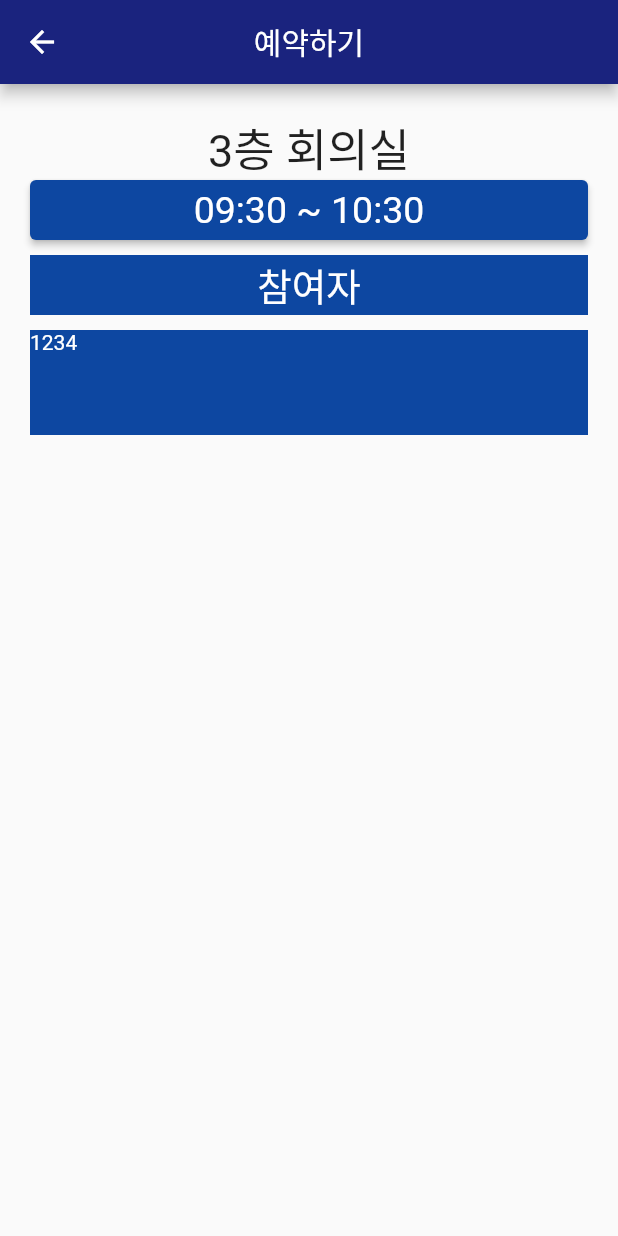
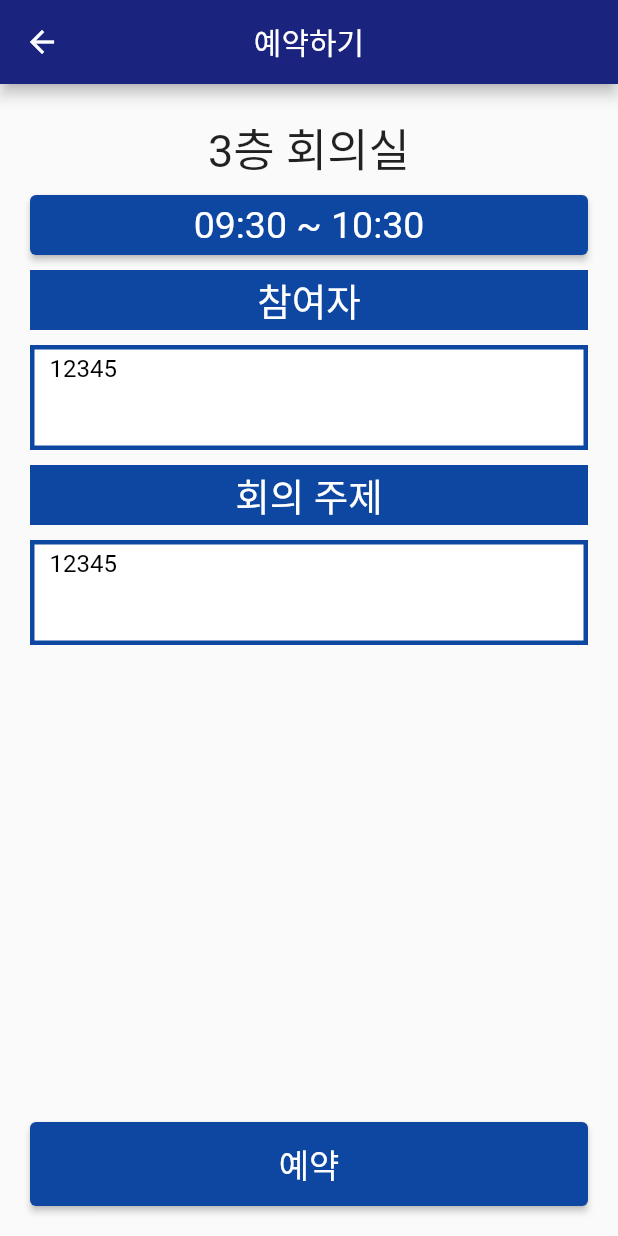
Before and after one commit to gwni0214/reservation, a Flutter app: the ReserveWrite screen opened by its route, on a phone screen of 412 x 824 dp. Run offline on Flutter 3.47's test engine with Material 2 defaults, Android fonts, the phone set to English and light mode, and no system bars; our stand-ins replace get, smooth_page_indicator.

Commit message:
reservWirte

```diff
--- a/reservation_test/lib/pages/reserve/reserve_write.dart
+++ b/reservation_test/lib/pages/reserve/reserve_write.dart
@@ -1,3 +1,5 @@
+// import 'dart:html';
+
 import 'package:flutter/material.dart';
 import 'package:get/get.dart';
 
@@ -20,12 +22,16 @@ class ReserveWrite extends StatelessWidget {
       ),
       body: Container(
         padding: EdgeInsets.all(20.0),
-        child: Column(children: [
+        child: Column(
+          children: [
             Text(
               '3층 회의실',
               style: TextStyle(
                 fontSize: 30.0,
               ),
+            ),
+            SizedBox(
+              height: 10.0,
             ),
             Container(
               width: 500.0,
@@ -58,19 +64,101 @@ class ReserveWrite extends StatelessWidget {
             Container(
               width: 500.0,
               height: 70.0,
+              padding: EdgeInsets.symmetric(horizontal: 10.0, vertical: 5.0),
               decoration: BoxDecoration(
                 // borderRadius: BorderRadius.circular(10.0),
+                color: Colors.white,
+                border: Border.all(
                   color: Colors.blue.shade900,
+                  width: 3,
+                ),
               ),
               child: Text(
-              '1234',
+                overflow: TextOverflow.fade,
+                '12345',
                 style: TextStyle(
-                color: Colors.white,
+                  height: 1,
+                  color: Colors.black,
+                  fontSize: 16.0,
                 ),
               ),
             ),
-        ]),
+            Container(
+              margin: EdgeInsets.symmetric(vertical: 10.0),
+              width: 500.0,
+              height: 40.0,
+              child: Center(
+                child: Text(
+                  '회의 주제',
+                  style: TextStyle(
+                    fontSize: 25.0,
+                    color: Colors.white,
                   ),
+                  textAlign: TextAlign.center,
+                ),
+              ),
+              color: Colors.blue.shade900,
+            ),
+            Container(
+              width: 500.0,
+              height: 70.0,
+              padding: EdgeInsets.symmetric(horizontal: 10.0, vertical: 5.0),
+              decoration: BoxDecoration(
+                // borderRadius: BorderRadius.circular(10.0),
+                color: Colors.white,
+                border: Border.all(
+                  color: Colors.blue.shade900,
+                  width: 3,
+                ),
+              ),
+              child: Text(
+                overflow: TextOverflow.fade,
+                '12345',
+                style: TextStyle(
+                  height: 1,
+                  color: Colors.black,
+                  fontSize: 16.0,
+                ),
+              ),
+            ),
+            Expanded(
+              child: Align(
+                alignment: Alignment.bottomCenter,
+                child: SizedBox(
+                  width: double.infinity,
+                  height: kToolbarHeight,
+                  child: ElevatedButton(
+                    child: Text(
+                      '예약',
+                      style: TextStyle(
+                        fontSize: 22.0,
+                      ),
+                    ),
+                    onPressed: () {},
+                    style: ElevatedButton.styleFrom(
+                      primary: Colors.blue.shade900,
+                    ),
+                  ),
+                ),
+              ),
+            )
+          ],
+        ),
+      ),
+
+      // bottomNavigationBar: BottomNavigationBar(
+      //   onTap: (index) {},
+      //   items: [
+      //     BottomNavigationBarItem(
+      //       icon: Icon(Icons.check_box),
+      //       label: '예약하기',
+      //     ),
+      //     BottomNavigationBarItem(
+      //       icon: Icon(Icons.check_box),
+      //       label: '2',
+      //     ),
+      //   ],
+      // ),
     );
   }
 }
```
Lines whose indentation alone changed are shown as unchanged.
